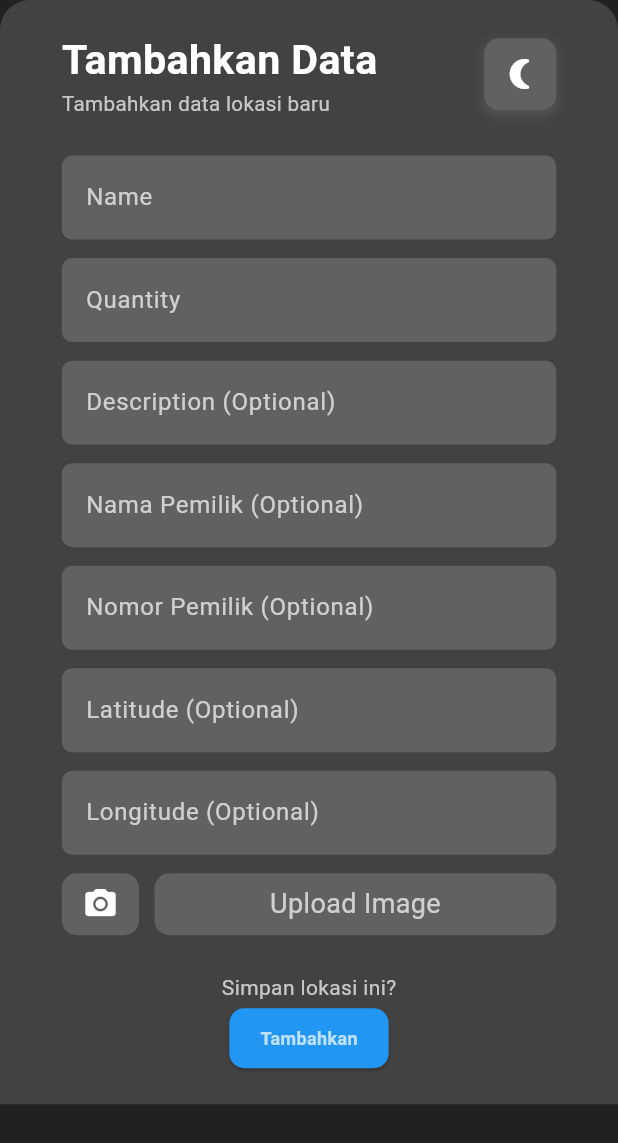
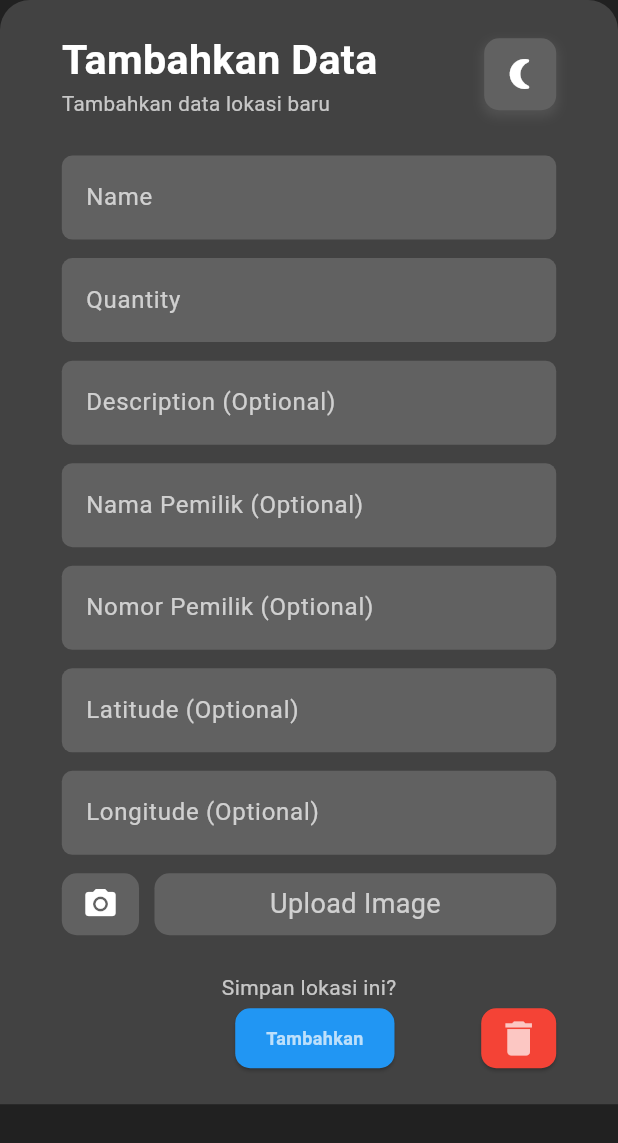
Before and after one commit to izasoerya/bamboo_app, a Flutter app: the ModalBottomSheet widget shown alone on an empty page, opened directly, on a phone screen of 412 x 824 dp. Shown: the top 1143 px of the screen. Run offline on Flutter 3.47's test engine with Material 3 defaults, Android fonts, the phone set to English and light mode, and no system bars; our stand-ins replace device_info_plus, file_picker, flutter_bloc, flutter_dotenv, flutter_screenutil, geolocator and 4 more; accounts and stored records are empty.

Commit message:
ui model delete button

```diff
--- a/lib/src/app/presentation/layout/app_layout.dart
+++ b/lib/src/app/presentation/layout/app_layout.dart
@@ -33,7 +33,7 @@ class AppLayout extends StatelessWidget {
                 ),
               ),
               ListTile(
-                title: Text('Logout'),
+                title: const Text('Logout'),
                 onTap: () => router.go('/login'),
               ),
             ],
--- /dev/null
+++ b/lib/src/app/presentation/widgets/atom/delete_button.dart
@@ -0,0 +1,30 @@
+import 'package:flutter/material.dart';
+
+class DeleteButton extends StatelessWidget {
+  final VoidCallback onTap;
+  const DeleteButton({super.key, required this.onTap});
+
+  @override
+  Widget build(BuildContext context) {
+    return SizedBox(
+      width: 50,
+      child: ElevatedButton(
+        style: ElevatedButton.styleFrom(
+          backgroundColor: Colors.red,
+          shape: RoundedRectangleBorder(
+            borderRadius: BorderRadius.circular(10),
+          ),
+          padding: EdgeInsets.zero, // Ensure no extra padding
+        ),
+        onPressed: onTap,
+        child: Center(
+          child: Icon(
+            Icons.delete,
+            size: 30,
+            color: Theme.of(context).textTheme.bodyMedium!.color,
+          ),
+        ),
+      ),
+    );
+  }
+}
--- a/lib/src/app/presentation/widgets/organism/modal_bottom_sheet.dart
+++ b/lib/src/app/presentation/widgets/organism/modal_bottom_sheet.dart
@@ -2,6 +2,7 @@ import 'dart:io';
 
 import 'package:bamboo_app/src/app/blocs/marker_state.dart';
 import 'package:bamboo_app/src/app/presentation/widgets/atom/auth_text_field.dart';
+import 'package:bamboo_app/src/app/presentation/widgets/atom/delete_button.dart';
 import 'package:bamboo_app/src/app/presentation/widgets/atom/header_auth.dart';
 import 'package:bamboo_app/src/app/presentation/widgets/atom/image_uploader.dart';
 import 'package:bamboo_app/src/app/presentation/widgets/atom/submit_button.dart';
@@ -173,7 +174,11 @@ class _ModalBottomSheetState extends State<ModalBottomSheet> {
   }
 
   Widget _buildSubmitButton(EntitiesMarker? marker) {
-    return SubmitButton(
+    return Row(
+      mainAxisAlignment: MainAxisAlignment.center,
+      children: [
+        const Spacer(flex: 2),
+        SubmitButton(
           onTap: () async {
             final position = await GpsController().getCurrentPosition();
             LatLng currentPosition = LatLng(
@@ -223,8 +228,9 @@ class _ModalBottomSheetState extends State<ModalBottomSheet> {
                     qty: _qtyController.text.isEmpty
                         ? marker.qty
                         : int.parse(_qtyController.text),
-                urlImage:
-                    _image == null ? 'NULL:${marker.urlImage}' : _image!.path,
+                    urlImage: _image == null
+                        ? 'NULL:${marker.urlImage}'
+                        : _image!.path,
                     ownerName: _ownerNameController.text.isEmpty
                         ? marker.ownerName
                         : _ownerNameController.text,
@@ -251,6 +257,10 @@ class _ModalBottomSheetState extends State<ModalBottomSheet> {
             }
           },
           text: 'Tambahkan',
+        ),
+        const Spacer(),
+        DeleteButton(onTap: () {}),
+      ],
     );
   }
 }
```
Lines whose indentation alone changed are shown as unchanged.
